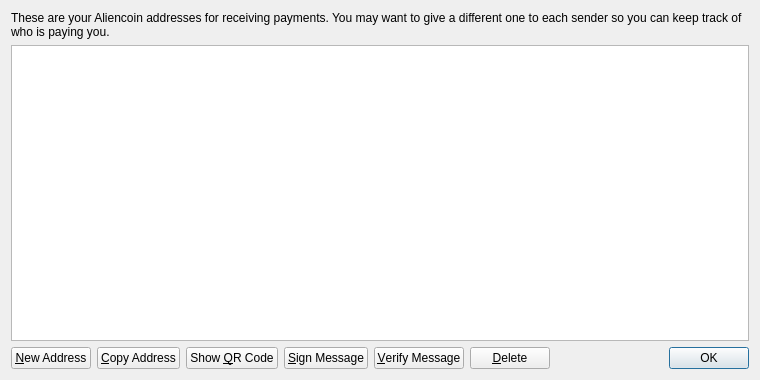
sdmathis/golddust, file src/qt/forms/addressbookpage.ui: the form before one commit.
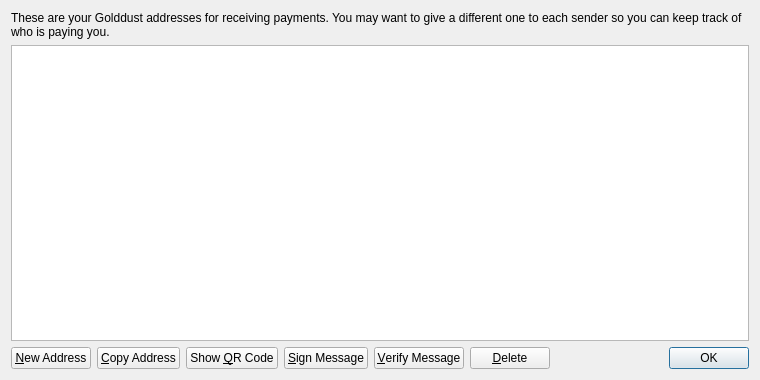
The form after the commit. Icons and pictures are not drawn.

Diff of the .ui file:
```diff
--- a/src/qt/forms/addressbookpage.ui
+++ b/src/qt/forms/addressbookpage.ui
@@ -17,7 +17,7 @@
    <item>
     <widget class="QLabel" name="labelExplanation">
      <property name="text">
-      <string>These are your Aliencoin addresses for receiving payments. You may want to give a different one to each sender so you can keep track of who is paying you.</string>
+      <string>These are your Golddust addresses for receiving payments. You may want to give a different one to each sender so you can keep track of who is paying you.</string>
      </property>
      <property name="textFormat">
       <enum>Qt::PlainText</enum>
```
